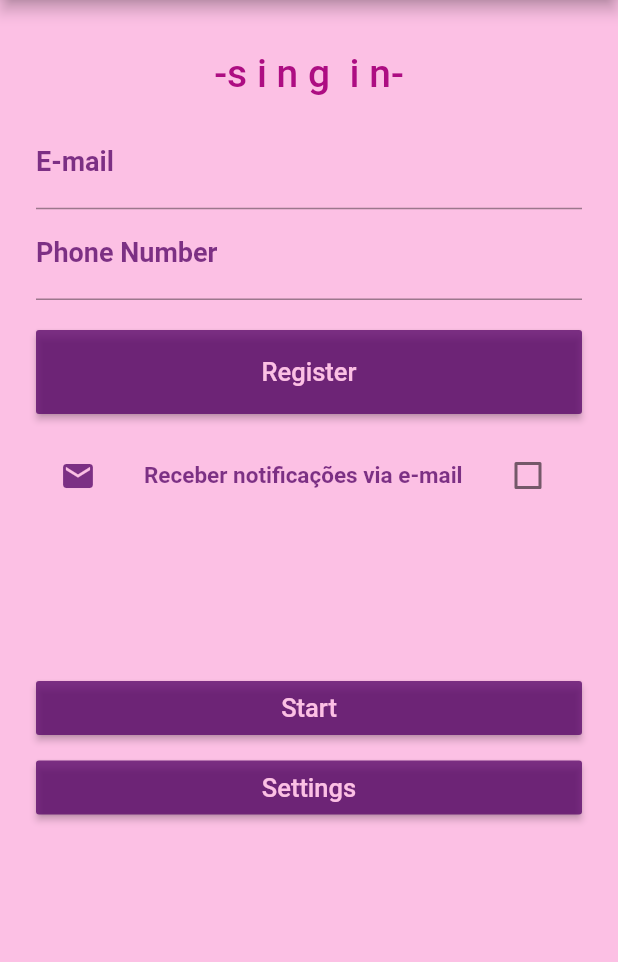
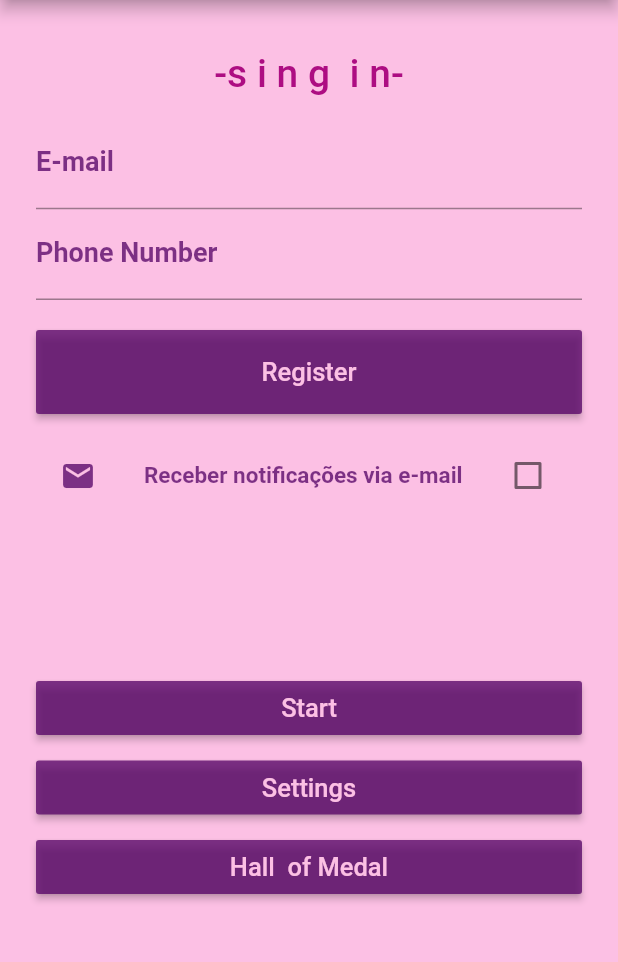
Before and after one commit to GuiQRSM/E-L-E-M-E-N-T-A-R, a Flutter app: the screen it shows after launch, on a phone screen of 412 x 824 dp, the part 84-1046 px from its top. Run offline on Flutter 3.47's test engine with Material 2 defaults, Android fonts, the phone set to English and light mode, and no system bars.

Commit message:
It implements in the 'children: <Widget>[ ]' of the 'Column()' class that is inside the 'body:,' of the 'Scaffold()' class that the stful structure returns a 'Padding()' class that receives as ' child:,' a 'RaisedButton()'.

```diff
--- a/lib/RegisterFrame.dart
+++ b/lib/RegisterFrame.dart
@@ -180,9 +180,27 @@ class _RegisterFrameState extends State<RegisterFrame> {
                       fontSize: 17,
                       fontWeight: FontWeight.w500,
                       color: supportingColor,
-                    ),),
+                    ),
+                  ),
                 ),
-              )
+              ),
+              Padding(
+                padding: EdgeInsets.only(top: 5),
+                child: RaisedButton(
+                    onPressed: (){
+
+                    },
+                  color: primeColor,
+                  child: Text(
+                    "Hall  of Medal",
+                    style: TextStyle(
+                      fontSize: 17,
+                      fontWeight: FontWeight.w500,
+                      color: supportingColor,
+                    ),
+                  ),
+                ),
+              ),
             ],
           ),
         ),
```
